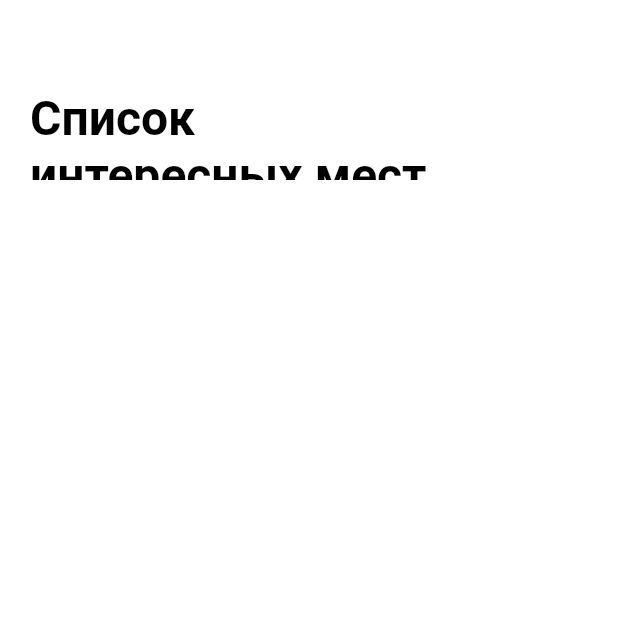
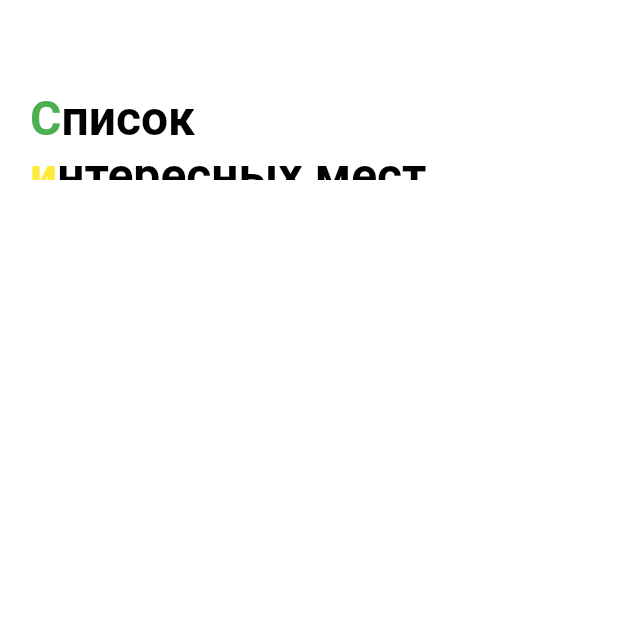
Before and after one commit to webmstk/places, a Flutter app: the screen it shows after launch, on a phone screen of 412 x 824 dp, the top half of it. Run offline on Flutter 3.47's test engine with Material 2 defaults, Android fonts, the phone set to English and light mode, and no system bars.

Commit message:
module 4 task 4 section 2

```diff
--- a/lib/ui/screen/sight_list_screen.dart
+++ b/lib/ui/screen/sight_list_screen.dart
@@ -18,15 +18,22 @@ class _SightListScreenState extends State<SightListScreen> {
       appBar: PreferredSize(
         preferredSize: const Size.fromHeight(120),
         child: AppBar(
-          flexibleSpace: const Padding(
-            padding: EdgeInsets.only(top: 60, left: 20, right: 20),
-            child: Text(
-              'Список\nинтересных мест',
-              style: TextStyle(
-                color: Colors.black,
-                fontFamily: 'Roboto',
-                fontWeight: FontWeight.w700,
-                fontSize: 32,
+          flexibleSpace: Padding(
+            padding: const EdgeInsets.only(top: 60, left: 20, right: 20),
+            child: RichText(
+              text: const TextSpan(
+                style: TextStyle(
+                  color: Colors.black,
+                  fontFamily: 'Roboto',
+                  fontWeight: FontWeight.w700,
+                  fontSize: 32,
+                ),
+                children: [
+                  TextSpan(text: 'С', style: TextStyle(color: Colors.green)),
+                  TextSpan(text: 'писок\n'),
+                  TextSpan(text: 'и', style: TextStyle(color: Colors.yellow)),
+                  TextSpan(text: 'нтересных мест'),
+                ],
               ),
             ),
           ),
```
